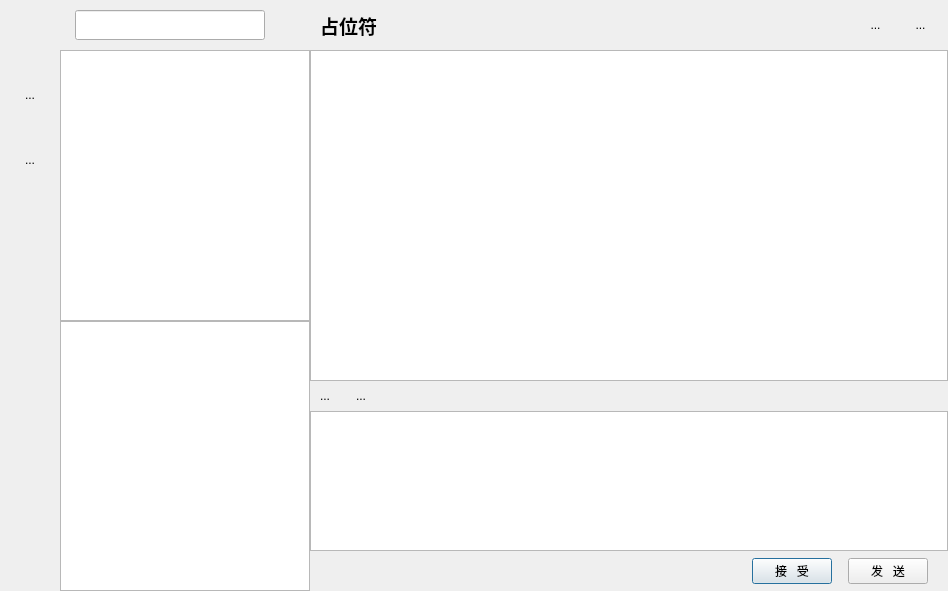
Above: chatdialog.ui from BaijiuChat/BC_Client before the change. Below: the same form after it.
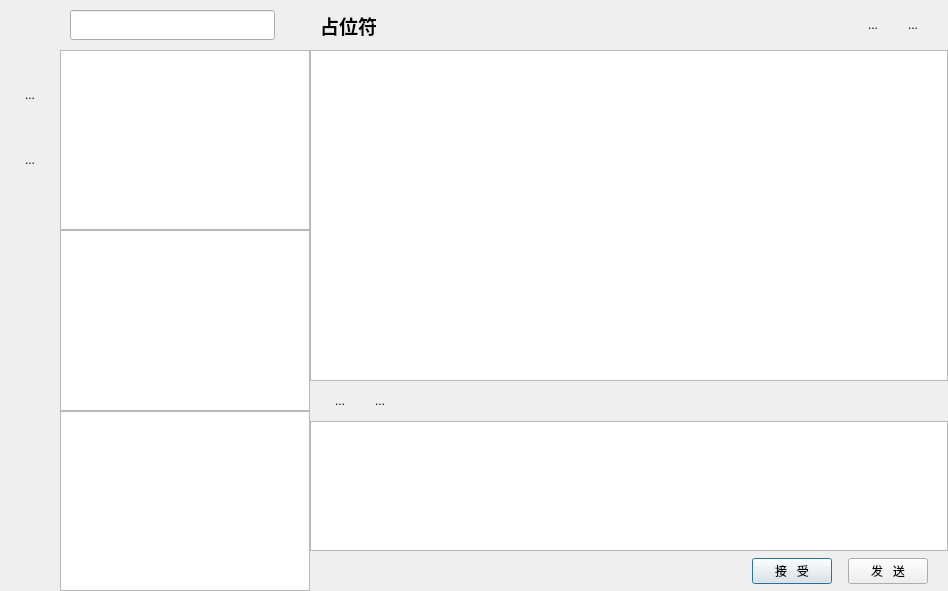
That is the form after the change.

Commit message: 界面做好了

Diff of the .ui file:
```diff
--- a/chatdialog.ui
+++ b/chatdialog.ui
@@ -261,38 +261,6 @@
          <property name="spacing">
           <number>0</number>
          </property>
-         <item row="0" column="4">
-          <spacer name="horizontalSpacer_3">
-           <property name="orientation">
-            <enum>Qt::Orientation::Horizontal</enum>
-           </property>
-           <property name="sizeType">
-            <enum>QSizePolicy::Policy::Fixed</enum>
-           </property>
-           <property name="sizeHint" stdset="0">
-            <size>
-             <width>10</width>
-             <height>0</height>
-            </size>
-           </property>
-          </spacer>
-         </item>
-         <item row="0" column="0">
-          <spacer name="horizontalSpacer_2">
-           <property name="orientation">
-            <enum>Qt::Orientation::Horizontal</enum>
-           </property>
-           <property name="sizeType">
-            <enum>QSizePolicy::Policy::Fixed</enum>
-           </property>
-           <property name="sizeHint" stdset="0">
-            <size>
-             <width>15</width>
-             <height>0</height>
-            </size>
-           </property>
-          </spacer>
-         </item>
          <item row="0" column="2">
           <spacer name="horizontalSpacer">
            <property name="orientation">
@@ -340,6 +308,22 @@
            </property>
           </widget>
          </item>
+         <item row="0" column="0">
+          <spacer name="horizontalSpacer_2">
+           <property name="orientation">
+            <enum>Qt::Orientation::Horizontal</enum>
+           </property>
+           <property name="sizeType">
+            <enum>QSizePolicy::Policy::Fixed</enum>
+           </property>
+           <property name="sizeHint" stdset="0">
+            <size>
+             <width>10</width>
+             <height>0</height>
+            </size>
+           </property>
+          </spacer>
+         </item>
          <item row="0" column="1">
           <widget class="QLineEdit" name="searchEdit">
            <property name="minimumSize">
@@ -368,7 +352,10 @@
        <widget class="QListWidget" name="listWidget"/>
       </item>
       <item>
-       <widget class="QListView" name="listView"/>
+       <widget class="QListWidget" name="contactListWid"/>
+      </item>
+      <item>
+       <widget class="QListWidget" name="searchListWid"/>
       </item>
      </layout>
     </widget>
@@ -479,14 +466,14 @@
           <widget class="QToolButton" name="callButton">
            <property name="minimumSize">
             <size>
-             <width>35</width>
-             <height>35</height>
+             <width>30</width>
+             <height>30</height>
             </size>
            </property>
            <property name="maximumSize">
             <size>
-             <width>35</width>
-             <height>35</height>
+             <width>30</width>
+             <height>30</height>
             </size>
            </property>
            <property name="styleSheet">
@@ -523,14 +510,14 @@
           <widget class="QToolButton" name="videoButton">
            <property name="minimumSize">
             <size>
-             <width>35</width>
-             <height>35</height>
+             <width>30</width>
+             <height>30</height>
             </size>
            </property>
            <property name="maximumSize">
             <size>
-             <width>35</width>
-             <height>35</height>
+             <width>30</width>
+             <height>30</height>
             </size>
            </property>
            <property name="styleSheet">
@@ -541,8 +528,8 @@
            </property>
            <property name="iconSize">
             <size>
-             <width>35</width>
-             <height>35</height>
+             <width>40</width>
+             <height>40</height>
             </size>
            </property>
           </widget>
@@ -557,7 +544,7 @@
            </property>
            <property name="sizeHint" stdset="0">
             <size>
-             <width>10</width>
+             <width>20</width>
              <height>0</height>
             </size>
            </property>
@@ -616,16 +603,19 @@
            <property name="minimumSize">
             <size>
              <width>0</width>
-             <height>30</height>
+             <height>40</height>
             </size>
            </property>
            <property name="maximumSize">
             <size>
              <width>16777215</width>
-             <height>30</height>
+             <height>40</height>
             </size>
            </property>
            <layout class="QHBoxLayout" name="horizontalLayout_4">
+            <property name="spacing">
+             <number>10</number>
+            </property>
             <property name="leftMargin">
              <number>0</number>
             </property>
@@ -638,6 +628,22 @@
             <property name="bottomMargin">
              <number>0</number>
             </property>
+            <item>
+             <spacer name="horizontalSpacer_12">
+              <property name="orientation">
+               <enum>Qt::Orientation::Horizontal</enum>
+              </property>
+              <property name="sizeType">
+               <enum>QSizePolicy::Policy::Fixed</enum>
+              </property>
+              <property name="sizeHint" stdset="0">
+               <size>
+                <width>15</width>
+                <height>0</height>
+               </size>
+              </property>
+             </spacer>
+            </item>
             <item>
              <widget class="QToolButton" name="emojiButton">
               <property name="minimumSize">
@@ -660,8 +666,8 @@
               </property>
               <property name="iconSize">
                <size>
-                <width>40</width>
-                <height>40</height>
+                <width>45</width>
+                <height>45</height>
                </size>
               </property>
              </widget>
```
Left out of the diff: 6 changed lines with no effect on the pictures. The commit also changes 6 other files.
